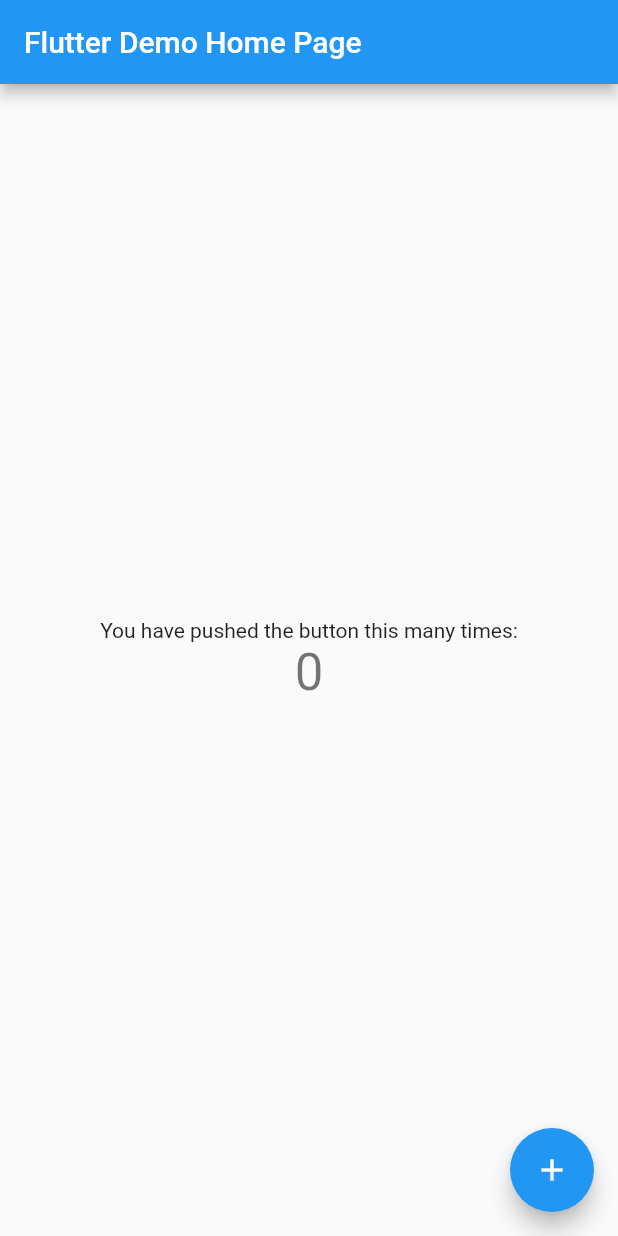
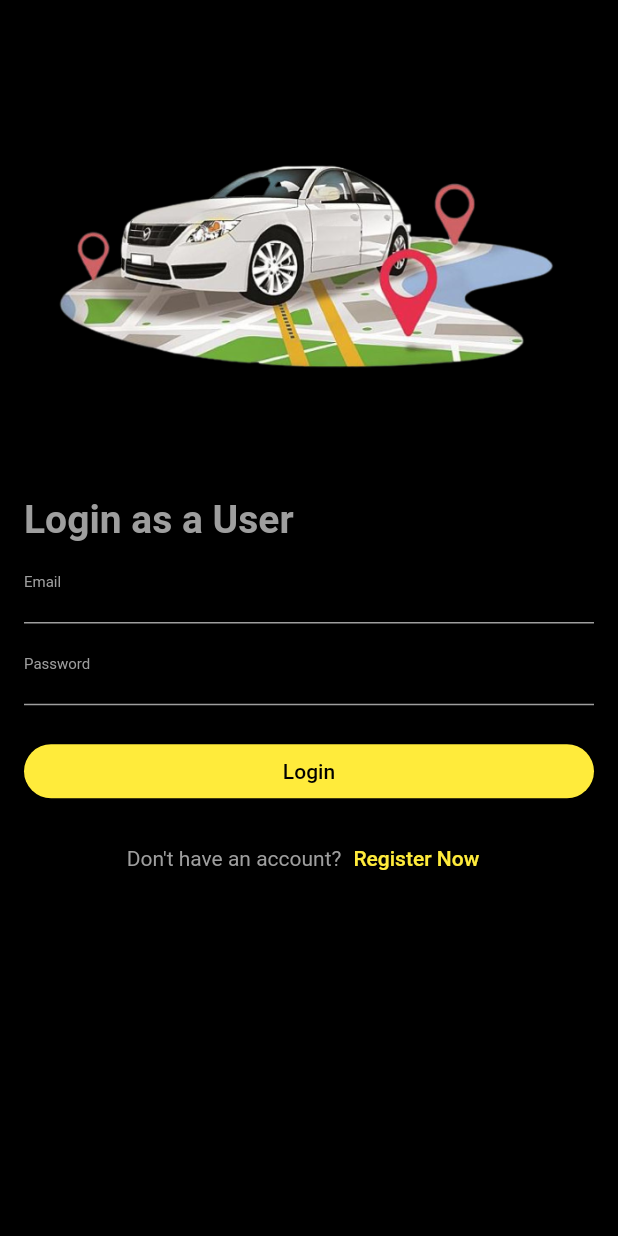
Before and after one commit to kkmaurice/Uber-Clone-Users-App, a Flutter app: the screen it shows after launch, on a phone screen of 412 x 824 dp. Run offline on Flutter 3.47's test engine with Material 2 defaults, Android fonts, the phone set to English and light mode, and no system bars; our stand-ins replace firebase_auth, firebase_core, firebase_database, fluttertoast; accounts and stored records are empty.

Commit message:
implemented authentication

```diff
--- /dev/null
+++ b/lib/authentication/login_screen.dart
@@ -0,0 +1,169 @@
+// ignore_for_file: use_build_context_synchronously
+
+
+import 'package:firebase_auth/firebase_auth.dart';
+import 'package:flutter/material.dart';
+import 'package:fluttertoast/fluttertoast.dart';
+
+import '../global/global.dart';
+import '../splashScreen/splash_screen.dart';
+import '../widgets/progress_dialog.dart';
+import 'signup_screen.dart';
+
+
+class LoginScreen extends StatefulWidget {
+  const LoginScreen({super.key});
+
+  @override
+  State<LoginScreen> createState() => _LoginScreenState();
+}
+
+class _LoginScreenState extends State<LoginScreen> {
+  TextEditingController emailController = TextEditingController();
+  TextEditingController passwordController = TextEditingController();
+
+  validateUser() {
+    if (emailController.text.isNotEmpty &&
+        emailController.text.contains('@') &&
+        passwordController.text.isNotEmpty) {
+      // login driver
+      loginUser();
+    } else {
+      // show error message
+      Fluttertoast.showToast(
+          msg: 'Email and password are mandatory and email must be valid',
+          backgroundColor: Colors.white,
+          textColor: Colors.black);
+    }
+  }
+
+  loginUser() async {
+    showDialog(
+        context: context,
+        barrierDismissible: false,
+        builder: (BuildContext context) =>
+            ProgressDialog(message: 'Logging In, Please wait...'));
+    final UserCredential userCredential = await auth.signInWithEmailAndPassword(
+        email: emailController.text, password: passwordController.text).catchError((error) {
+          Navigator.pop(context);
+          Fluttertoast.showToast(
+          msg: error.toString(),
+          backgroundColor: Colors.white,
+          textColor: Colors.black);
+        });
+
+
+    if (userCredential != null) {
+      currentFirebaseUser = userCredential.user;
+      Fluttertoast.showToast(
+          msg: 'Logged in successfully',
+          backgroundColor: Colors.white,
+          textColor: Colors.green);
+          Navigator.push(context, MaterialPageRoute(builder: (context) => const MySplashScreen()));
+    }
+  }
+
+  @override
+  Widget build(BuildContext context) {
+    return SafeArea(
+      child: Scaffold(
+        backgroundColor: Colors.black,
+        body: Padding(
+          padding: const EdgeInsets.all(16.0),
+          child: SingleChildScrollView(
+            child: Column(
+              crossAxisAlignment: CrossAxisAlignment.stretch,
+              children: [
+                const SizedBox(
+                  height: 10,
+                ),
+                Padding(
+                  padding: const EdgeInsets.all(20.0),
+                  child: Image.asset('assets/images/logo.png'),
+                ),
+                const SizedBox(
+                  height: 10,
+                ),
+                const Text(
+                  'Login as a User',
+                  style: TextStyle(
+                      fontSize: 26,
+                      color: Colors.grey,
+                      fontWeight: FontWeight.bold),
+                ),
+                TextField(
+                  controller: emailController,
+                  style: const TextStyle(color: Colors.grey),
+                  decoration: const InputDecoration(
+                    labelText: 'Email',
+                    hintText: 'Email',
+                    enabledBorder: UnderlineInputBorder(
+                        borderSide: BorderSide(color: Colors.grey)),
+                    focusedBorder: UnderlineInputBorder(
+                        borderSide: BorderSide(color: Colors.grey)),
+                    hintStyle: TextStyle(color: Colors.grey, fontSize: 10),
+                    labelStyle: TextStyle(color: Colors.grey, fontSize: 10),
+                  ),
+                ),
+                TextField(
+                  controller: passwordController,
+                  style: const TextStyle(color: Colors.grey),
+                  decoration: const InputDecoration(
+                    labelText: 'Password',
+                    hintText: 'Password',
+                    enabledBorder: UnderlineInputBorder(
+                        borderSide: BorderSide(color: Colors.grey)),
+                    focusedBorder: UnderlineInputBorder(
+                        borderSide: BorderSide(color: Colors.grey)),
+                    hintStyle: TextStyle(color: Colors.grey, fontSize: 10),
+                    labelStyle: TextStyle(color: Colors.grey, fontSize: 10),
+                  ),
+                ),
+                const SizedBox(
+                  height: 20,
+                ),
+                ElevatedButton(
+                  onPressed: () {
+                    validateUser();
+                  },
+                  style: ElevatedButton.styleFrom(
+                    foregroundColor: Colors.black,
+                    backgroundColor: Colors.yellow,
+                    shape: RoundedRectangleBorder(
+                      borderRadius: BorderRadius.circular(20),
+                    ),
+                  ),
+                  child: const Text('Login'),
+                ),
+                const SizedBox(
+                  height: 10,
+                ),
+                Row(
+                  mainAxisAlignment: MainAxisAlignment.center,
+                  children: [
+                    const Text(
+                      'Don\'t have an account?',
+                      style: TextStyle(color: Colors.grey),
+                    ),
+                    TextButton(
+                      onPressed: () {
+                        Navigator.push(
+                            context,
+                            MaterialPageRoute(
+                                builder: (context) => const SignupScreen()));
+                      },
+                      child: const Text(
+                        'Register Now',
+                        style: TextStyle(color: Colors.yellow),
+                      ),
+                    ),
+                  ],
+                ),
+              ],
+            ),
+          ),
+        ),
+      ),
+    );
+  }
+}
--- /dev/null
+++ b/lib/global/global.dart
@@ -0,0 +1,4 @@
+import 'package:firebase_auth/firebase_auth.dart';
+
+final FirebaseAuth auth = FirebaseAuth.instance;
+User? currentFirebaseUser;
--- a/lib/main.dart
+++ b/lib/main.dart
@@ -1,115 +1,49 @@
+
+import 'package:firebase_core/firebase_core.dart';
 import 'package:flutter/material.dart';
 
-void main() {
+import 'firebase_options.dart';
+import 'splashScreen/splash_screen.dart';
+
+
+void main() async{
+  WidgetsFlutterBinding.ensureInitialized();
+  await Firebase.initializeApp(
+    options: DefaultFirebaseOptions.currentPlatform,
+);
   runApp(const MyApp());
 }
 
-class MyApp extends StatelessWidget {
-  const MyApp({super.key});
+class MyApp extends StatefulWidget {
+  final Widget? child;
+  const MyApp({super.key, this.child});
 
-  // This widget is the root of your application.
+  static void restartApp(BuildContext context) {
+    context.findAncestorStateOfType<_MyAppState>()!.restartApp();
+  }
+
   @override
-  Widget build(BuildContext context) {
-    return MaterialApp(
-      title: 'Flutter Demo',
-      theme: ThemeData(
-        // This is the theme of your application.
-        //
-        // Try running your application with "flutter run". You'll see the
-        // application has a blue toolbar. Then, without quitting the app, try
-        // changing the primarySwatch below to Colors.green and then invoke
-        // "hot reload" (press "r" in the console where you ran "flutter run",
-        // or simply save your changes to "hot reload" in a Flutter IDE).
-        // Notice that the counter didn't reset back to zero; the application
-        // is not restarted.
-        primarySwatch: Colors.blue,
-      ),
-      home: const MyHomePage(title: 'Flutter Demo Home Page'),
-    );
-  }
+  State<MyApp> createState() => _MyAppState();
 }
 
-class MyHomePage extends StatefulWidget {
-  const MyHomePage({super.key, required this.title});
+class _MyAppState extends State<MyApp> {
+  Key key = UniqueKey();
 
-  // This widget is the home page of your application. It is stateful, meaning
-  // that it has a State object (defined below) that contains fields that affect
-  // how it looks.
-
-  // This class is the configuration for the state. It holds the values (in this
-  // case the title) provided by the parent (in this case the App widget) and
-  // used by the build method of the State. Fields in a Widget subclass are
-  // always marked "final".
-
-  final String title;
-
-  @override
-  State<MyHomePage> createState() => _MyHomePageState();
-}
-
-class _MyHomePageState extends State<MyHomePage> {
-  int _counter = 0;
-
-  void _incrementCounter() {
+  void restartApp() {
     setState(() {
-      // This call to setState tells the Flutter framework that something has
-      // changed in this State, which causes it to rerun the build method below
-      // so that the display can reflect the updated values. If we changed
-      // _counter without calling setState(), then the build method would not be
-      // called again, and so nothing would appear to happen.
-      _counter++;
+      key = UniqueKey();
     });
   }
 
   @override
   Widget build(BuildContext context) {
-    // This method is rerun every time setState is called, for instance as done
-    // by the _incrementCounter method above.
-    //
-    // The Flutter framework has been optimized to make rerunning build methods
-    // fast, so that you can just rebuild anything that needs updating rather
-    // than having to individually change instances of widgets.
-    return Scaffold(
-      appBar: AppBar(
-        // Here we take the value from the MyHomePage object that was created by
-        // the App.build method, and use it to set our appbar title.
-        title: Text(widget.title),
+    return MaterialApp(
+      title: 'Drivers App',
+      debugShowCheckedModeBanner: false,
+      theme: ThemeData(
+        primarySwatch: Colors.blue,
       ),
-      body: Center(
-        // Center is a layout widget. It takes a single child and positions it
-        // in the middle of the parent.
-        child: Column(
-          // Column is also a layout widget. It takes a list of children and
-          // arranges them vertically. By default, it sizes itself to fit its
-          // children horizontally, and tries to be as tall as its parent.
-          //
-          // Invoke "debug painting" (press "p" in the console, choose the
-          // "Toggle Debug Paint" action from the Flutter Inspector in Android
-          // Studio, or the "Toggle Debug Paint" command in Visual Studio Code)
-          // to see the wireframe for each widget.
-          //
-          // Column has various properties to control how it sizes itself and
-          // how it positions its children. Here we use mainAxisAlignment to
-          // center the children vertically; the main axis here is the vertical
-          // axis because Columns are vertical (the cross axis would be
-          // horizontal).
-          mainAxisAlignment: MainAxisAlignment.center,
-          children: <Widget>[
-            const Text(
-              'You have pushed the button this many times:',
-            ),
-            Text(
-              '$_counter',
-              style: Theme.of(context).textTheme.headlineMedium,
-            ),
-          ],
-        ),
-      ),
-      floatingActionButton: FloatingActionButton(
-        onPressed: _incrementCounter,
-        tooltip: 'Increment',
-        child: const Icon(Icons.add),
-      ), // This trailing comma makes auto-formatting nicer for build methods.
+      home: const MySplashScreen(),
     );
   }
 }
```
Also changed, not shown: lib/authentication/signup_screen.dart (added, +209 -0 lines), lib/mainScreens/main_screen.dart (added, +22 -0 lines), lib/splashScreen/splash_screen.dart (added, +60 -0 lines), lib/widgets/progress_dialog.dart (added, +44 -0 lines), pubspec.yaml (+6 -2 lines), assets/images/logo.png (added), lib/firebase_options.dart (added), pubspec.lock, 10 other files.
